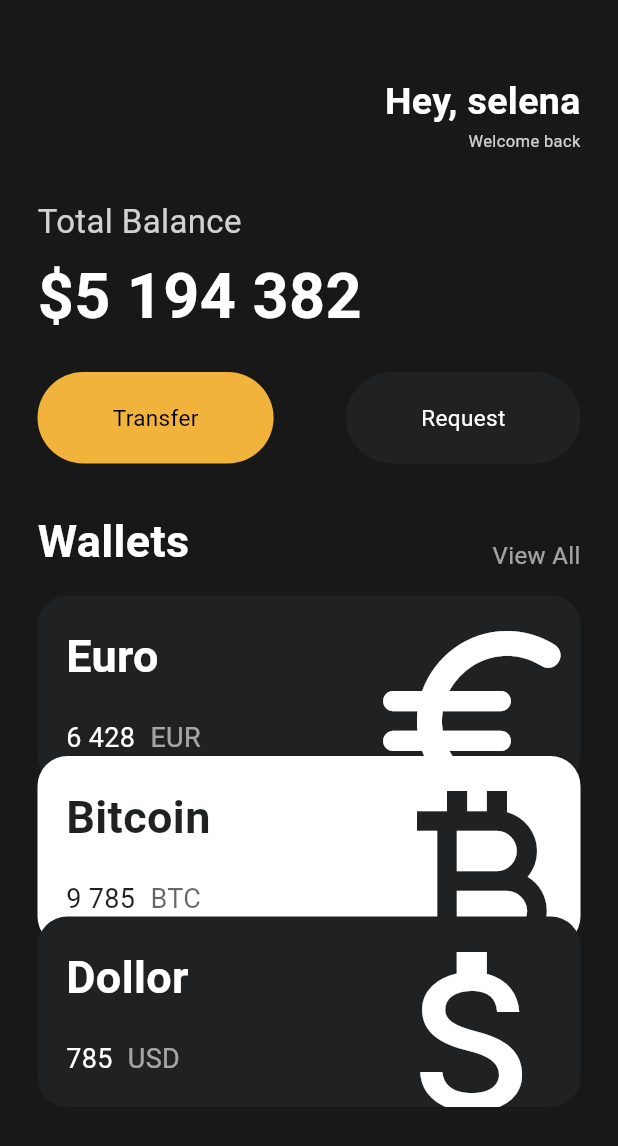
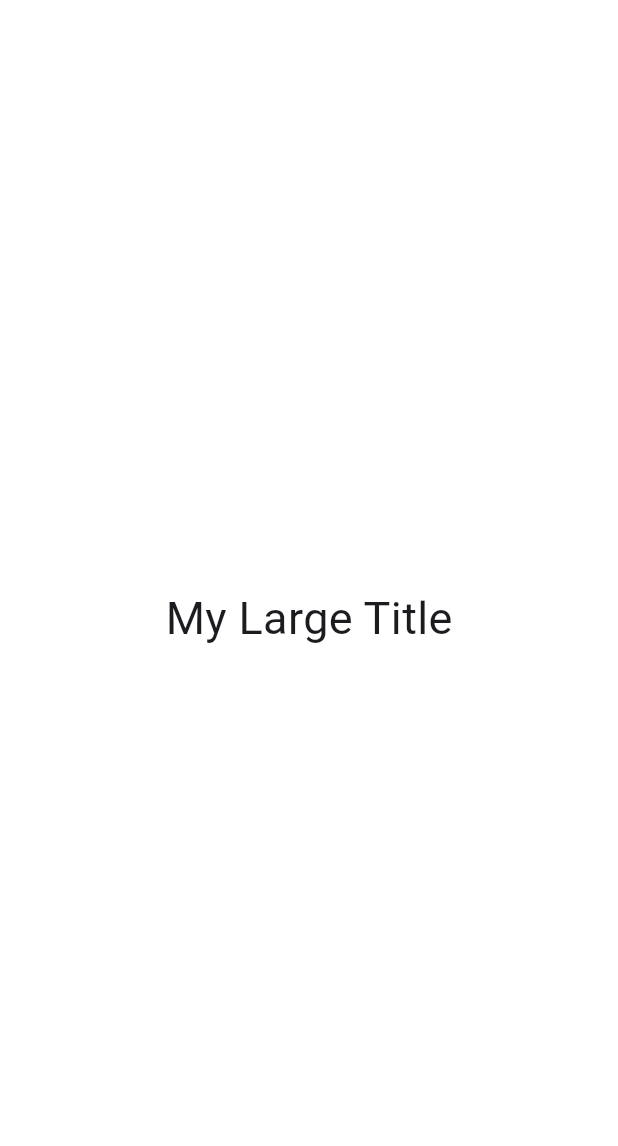
Before and after one commit to pijontwo1/Flutter_Toonflix, a Flutter app: the screen it shows after launch, on a phone screen of 412 x 824 dp. Shown: the top 1146 px of the screen. Run offline on Flutter 3.47's test engine with Material 3 defaults, Android fonts, the light colour scheme and no system bars.

Commit message:
24.01.09 스테이트풀 시작

```diff
--- a/lib/main.dart
+++ b/lib/main.dart
@@ -1,142 +1,45 @@
+import 'dart:developer';
+
 import 'package:flutter/material.dart';
-import 'package:toonflix/widgets/button.dart';
-import 'package:toonflix/widgets/currency_card.dart';
 
 void main() {
   runApp(const App());
 }
 
-class App extends StatelessWidget {
+class App extends StatefulWidget {
   const App({super.key});
+
+  @override
+  State<App> createState() => _AppState();
+}
+
+class _AppState extends State<App> {
+  List<int> numbers = [];
+
+  void onClicked() {
+    setState(() {
+      numbers.add(numbers.length);
+      log('$numbers');
+    });
+  }
 
   @override
   Widget build(BuildContext context) {
     return MaterialApp(
-      home: Scaffold(
-        backgroundColor: const Color(0xFF181818),
-        body: Padding(
-          padding: const EdgeInsets.symmetric(horizontal: 25),
+      theme: ThemeData(
+        textTheme: const TextTheme(
+          titleLarge: TextStyle(
+            color: Colors.red,
+          ),
+        ),
+      ),
+      home: const Scaffold(
+        backgroundColor: Colors.white70,
+        body: Center(
           child: Column(
-            crossAxisAlignment: CrossAxisAlignment.start,
+            mainAxisAlignment: MainAxisAlignment.center,
             children: [
-              const SizedBox(
-                height: 50,
-              ),
-              Row(
-                mainAxisAlignment: MainAxisAlignment.end,
-                children: [
-                  Column(
-                    crossAxisAlignment: CrossAxisAlignment.end,
-                    children: [
-                      const Text(
-                        'Hey, selena',
-                        style: TextStyle(
-                          color: Colors.white,
-                          fontSize: 25,
-                          fontWeight: FontWeight.w600,
-                        ),
-                      ),
-                      Text(
-                        'Welcome back',
-                        style: TextStyle(
-                          color: Colors.white.withOpacity(0.8),
-                          fontSize: 11,
-                        ),
-                      ),
-                    ],
-                  )
-                ],
-              ),
-              const SizedBox(
-                height: 30,
-              ),
-              Text(
-                'Total Balance',
-                style: TextStyle(
-                  fontSize: 22,
-                  color: Colors.white.withOpacity(0.8),
-                ),
-              ),
-              const SizedBox(
-                height: 5,
-              ),
-              const Text(
-                '\$5 194 382',
-                style: TextStyle(
-                  fontSize: 42,
-                  fontWeight: FontWeight.w600,
-                  color: Colors.white,
-                ),
-              ),
-              const SizedBox(
-                height: 20,
-              ),
-              const Row(
-                mainAxisAlignment: MainAxisAlignment.spaceBetween,
-                children: [
-                  Button(
-                    text: 'Transfer',
-                    bgColor: Color(0xFFF1B33B),
-                    textColor: Colors.black,
-                  ),
-                  Button(
-                    text: 'Request',
-                    bgColor: Color(0xFF1F2123),
-                    textColor: Colors.white,
-                  ),
-                ],
-              ),
-              const SizedBox(
-                height: 30,
-              ),
-              Row(
-                mainAxisAlignment: MainAxisAlignment.spaceBetween,
-                crossAxisAlignment: CrossAxisAlignment.end,
-                children: [
-                  const Text(
-                    'Wallets',
-                    style: TextStyle(
-                      color: Colors.white,
-                      fontSize: 30,
-                      fontWeight: FontWeight.w600,
-                    ),
-                  ),
-                  Text(
-                    'View All',
-                    style: TextStyle(
-                      color: Colors.white.withOpacity(0.6),
-                      fontSize: 16,
-                    ),
-                  ),
-                ],
-              ),
-              const SizedBox(
-                height: 15,
-              ),
-              const CurrencyCard(
-                name: 'Euro',
-                code: 'EUR',
-                amount: '6 428',
-                icon: Icons.euro_rounded,
-                isInverted: false,
-                order: 0,
-              ),
-              const CurrencyCard(
-                name: 'Bitcoin',
-                code: 'BTC',
-                amount: '9 785',
-                icon: Icons.currency_bitcoin_outlined,
-                isInverted: true,
-                order: 2,
-              ),
-              const CurrencyCard(
-                name: "Dollor",
-                code: "USD",
-                amount: '785',
-                icon: Icons.attach_money_outlined,
-                isInverted: false,
-                order: 4,
-              ),
+              MyLargeTitle(),
             ],
           ),
         ),
@@ -144,3 +47,19 @@ class App extends StatelessWidget {
     );
   }
 }
+
+class MyLargeTitle extends StatelessWidget {
+  const MyLargeTitle({
+    super.key,
+  });
+
+  @override
+  Widget build(BuildContext context) {
+    return const Text(
+      'My Large Title',
+      style: TextStyle(
+        fontSize: 30,
+      ),
+    );
+  }
+}
```
Also changed, not shown: lib/wallet.dart (added, +146 -0 lines).
